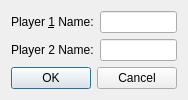
Qt form Chapter 3/tictactoe/tictactoewidget.ui (starrynights89/Game_practice_Qt-5.10) before a commit.
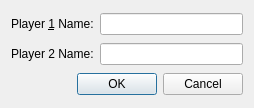
The same form after that commit.

What changed in the file:
```diff
--- a/Chapter 3/tictactoe/tictactoewidget.ui
+++ b/Chapter 3/tictactoe/tictactoewidget.ui
@@ -6,8 +6,8 @@
    <rect>
     <x>0</x>
     <y>0</y>
-    <width>174</width>
-    <height>93</height>
+    <width>254</width>
+    <height>108</height>
    </rect>
   </property>
   <property name="windowTitle">
```
